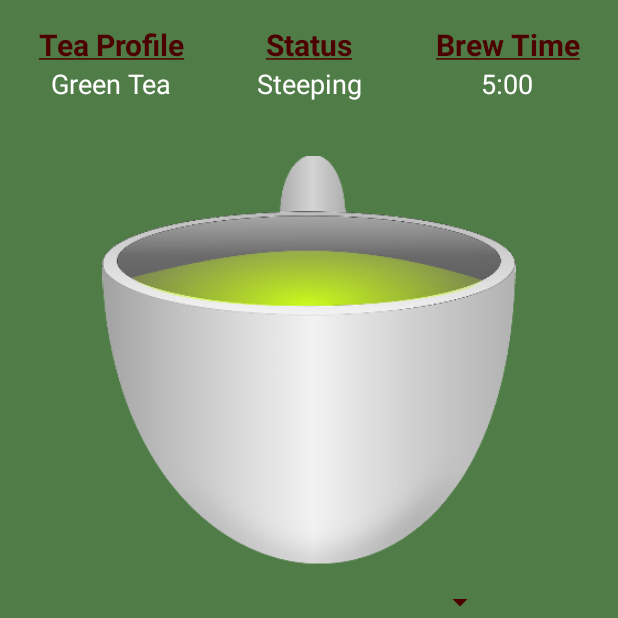
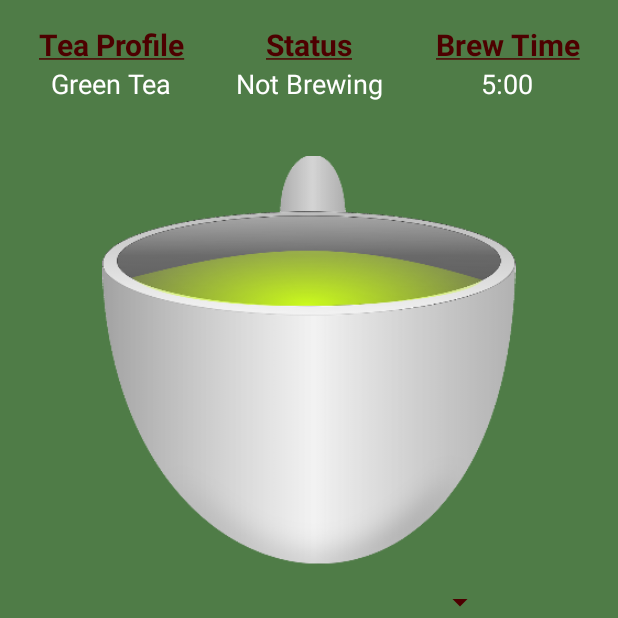
Before and after one commit to Addison-Dalton/teatime, an Android app: the screen it shows after launch (MainActivity), on a phone screen of 412 x 824 dp, the top half of it. Run offline under Robolectric (Android 15) with nearby library versions, the phone set to English and light mode, and no system bars; 2 statements that could not run were skipped.

Commit message:
modified: set some view's text attribute to string values

```diff
--- a/app/src/main/res/layout/activity_main.xml
+++ b/app/src/main/res/layout/activity_main.xml
@@ -59,12 +59,12 @@
                 android:text="@string/tea_status" />
 
             <TextView
-                android:id="@+id/tc_tea_status_value"
+                android:id="@+id/tv_tea_status_value"
                 android:layout_width="match_parent"
                 android:layout_height="wrap_content"
                 android:gravity="center"
                 android:textSize="18sp"
-                android:text="Steeping" />
+                android:text="@string/default_tea_status" />
         </LinearLayout>
 
         <LinearLayout
@@ -103,17 +103,7 @@
         android:layout_marginEnd="36dp"
         android:layout_marginBottom="10dp"
         android:src="@drawable/greentea"/>
-<!--
-    <Spinner
-        android:id="@+id/spinner_tea_profiles"
-        android:layout_width="250dp"
-        android:layout_height="wrap_content"
-        android:layout_gravity="center"
-        android:layout_marginBottom="16dp"
-        android:spinnerMode="dropdown"
-        android:popupBackground="@color/colorPrimary"/>
 
-        -->
     <com.addisondalton.teatime.LongClickSpinner
         android:id="@+id/spinner_tea_profiles"
         android:layout_width="250dp"
@@ -122,10 +112,10 @@
         android:layout_marginBottom="4dp"
         android:spinnerMode="dropdown"
         android:popupBackground="@color/colorPrimary">
+    </com.addisondalton.teatime.LongClickSpinner>
 
-    </com.addisondalton.teatime.LongClickSpinner>
     <Button
-        android:id="@+id/button"
+        android:id="@+id/btn_timer"
         android:layout_width="wrap_content"
         android:layout_height="wrap_content"
         android:layout_gravity="center"
```
